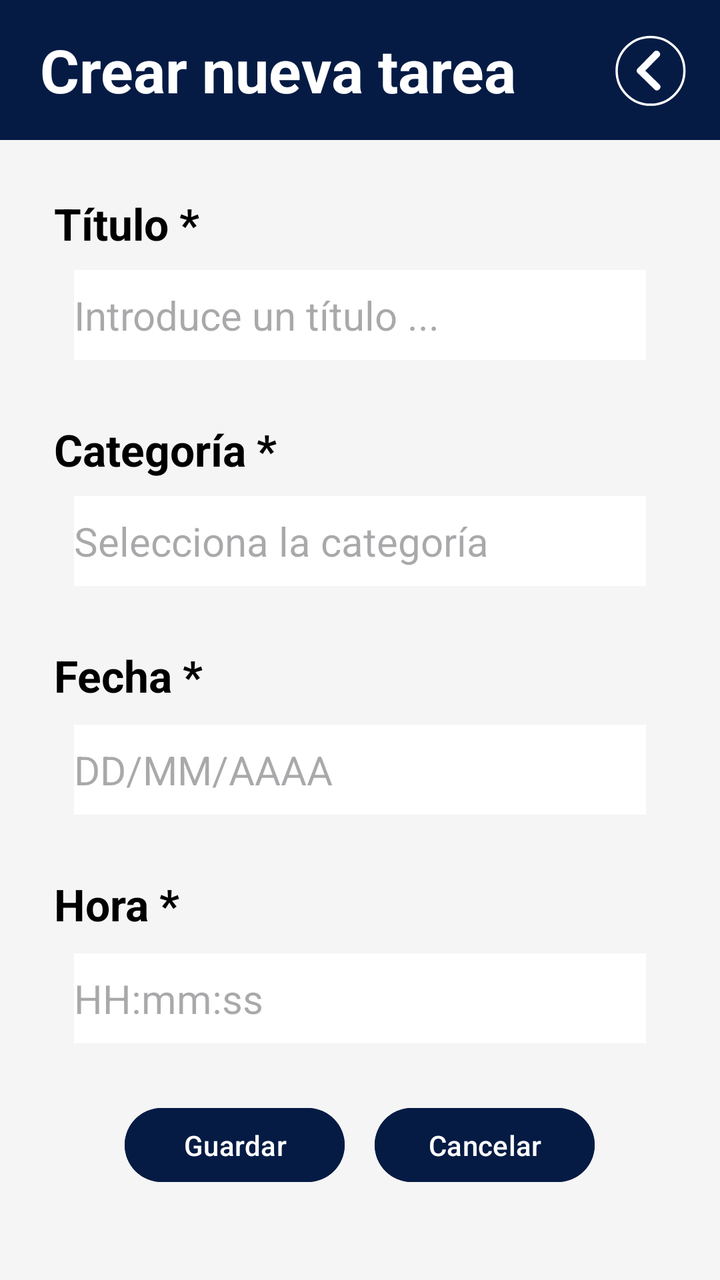
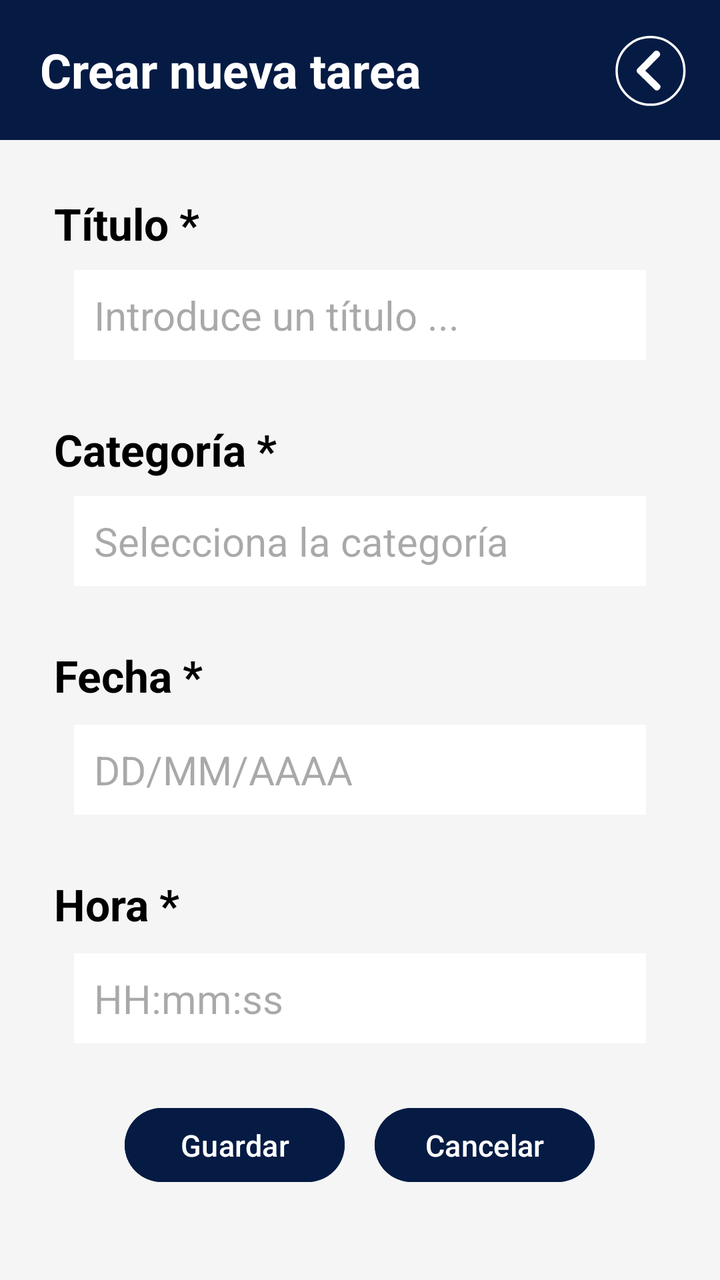

Compare the two renders of this Android layout. The source of the first and the diff that turns it into the second are given below.
<!-- AndroidManifest.xml: application theme Theme.ToDoAgenda -->
<!-- res/layout/second_activity.xml -->
<?xml version="1.0" encoding="utf-8"?>
<androidx.constraintlayout.widget.ConstraintLayout xmlns:android="http://schemas.android.com/apk/res/android"
    xmlns:app="http://schemas.android.com/apk/res-auto"
    xmlns:tools="http://schemas.android.com/tools"
    android:id="@+id/contenedor_principal"
    android:layout_width="match_parent"
    android:layout_height="match_parent"
    android:background="@color/light_grey"
    tools:context=".MainActivity">

    <LinearLayout
        android:id="@+id/lyt_encabezado"
        android:layout_width="0dp"
        android:layout_height="70dp"
        android:background="@color/navy_blue"
        android:gravity="center_vertical"
        android:orientation="horizontal"
        android:padding="5dp"
        app:layout_constraintEnd_toEndOf="parent"
        app:layout_constraintStart_toStartOf="parent"
        app:layout_constraintTop_toTopOf="parent">

        <TextView
            android:id="@+id/txt_titulo_formulario"
            android:layout_width="0dp"
            android:layout_height="wrap_content"
            android:layout_gravity="center"
            android:layout_marginStart="15dp"
            android:layout_weight="1"
            android:text="@string/txt_titulo"
            android:textColor="@color/white"
            android:textSize="30sp"
            android:textStyle="bold" />

        <Button
            android:id="@+id/btn_volver"
            android:layout_width="60dp"
            android:layout_height="60dp"
            android:layout_marginStart="12dp"
            android:background="@color/transparent"
            app:icon="@drawable/ic_salir"
            app:iconGravity="textStart"
            app:iconPadding="0dp"
            app:iconSize="40dp" />

    </LinearLayout>

    <LinearLayout
        android:id="@+id/lyt_formulario"
        android:layout_width="0dp"
        android:layout_height="wrap_content"
        android:background="@color/light_grey"
        android:orientation="vertical"
        android:padding="12dp"
        app:layout_constraintEnd_toEndOf="parent"
        app:layout_constraintStart_toStartOf="parent"
        app:layout_constraintTop_toBottomOf="@+id/lyt_encabezado">

        <TextView
            android:id="@+id/txt_titulo"
            android:layout_width="match_parent"
            android:layout_height="28dp"
            android:layout_marginStart="15dp"
            android:layout_marginTop="15dp"
            android:layout_marginEnd="15dp"
            android:layout_marginBottom="10dp"
            android:text="@string/txt_titulo_tarea"
            android:textColor="@color/black"
            android:textSize="22sp"
            android:textStyle="bold" />

        <EditText
            android:id="@+id/etxt_titulo"
            android:layout_width="match_parent"
            android:layout_height="45dp"
            android:layout_marginStart="25dp"
            android:layout_marginEnd="25dp"
            android:layout_marginBottom="15dp"
            android:background="@color/white"
            android:hint="@string/etxt_titulo"
            android:textSize="20sp" />

        <TextView
            android:id="@+id/txt_categoria"
            android:layout_width="match_parent"
            android:layout_height="28dp"
            android:layout_marginStart="15dp"
            android:layout_marginTop="15dp"
            android:layout_marginEnd="15dp"
            android:layout_marginBottom="10dp"
            android:text="@string/txt_categoria"
            android:textColor="@color/black"
            android:textSize="22sp"
            android:textStyle="bold" />

        <EditText
            android:id="@+id/etxt_categoria"
            android:layout_width="match_parent"
            android:layout_height="45dp"
            android:layout_marginStart="25dp"
            android:layout_marginEnd="25dp"
            android:layout_marginBottom="15dp"
            android:background="@color/white"
            android:hint="Selecciona la categoría"
            android:textSize="20sp"
            android:inputType="none"
            android:focusable="false"/>


        <TextView
            android:id="@+id/txt_fecha"
            android:layout_width="match_parent"
            android:layout_height="wrap_content"
            android:layout_marginStart="15dp"
            android:layout_marginTop="15dp"
            android:layout_marginEnd="15dp"
            android:layout_marginBottom="10dp"
            android:text="@string/txt_tit_fecha"
            android:textColor="@color/black"
            android:textSize="22sp"
            android:textStyle="bold" />

        <EditText
            android:id="@+id/etxt_fecha"
            android:layout_width="match_parent"
            android:layout_height="45dp"
            android:layout_marginStart="25dp"
            android:layout_marginEnd="25dp"
            android:layout_marginBottom="15dp"
            android:background="@color/white"
            android:hint="@string/etxt_fecha"
            android:textSize="20sp"
            android:inputType="none"
            android:focusable="false" />


        <TextView
            android:id="@+id/txt_hora"
            android:layout_width="match_parent"
            android:layout_height="wrap_content"
            android:layout_marginStart="15dp"
            android:layout_marginTop="15dp"
            android:layout_marginEnd="15dp"
            android:layout_marginBottom="10dp"
            android:text="@string/txt_titulo_hora"
            android:textColor="@color/black"
            android:textSize="22sp"
            android:textStyle="bold" />

        <EditText
            android:id="@+id/etxt_hora"
            android:layout_width="match_parent"
            android:layout_height="45dp"
            android:layout_marginStart="25dp"
            android:layout_marginEnd="25dp"
            android:background="@color/white"
            android:hint="@string/etxt_hora"
            android:textSize="20sp"
            android:inputType="none"
            android:focusable="false" />


    </LinearLayout>

    <LinearLayout
        android:layout_width="match_parent"
        android:layout_height="wrap_content"
        android:layout_marginBottom="45dp"
        android:gravity="center"
        app:layout_constraintBottom_toBottomOf="parent"
        app:layout_constraintEnd_toEndOf="parent" >

    <Button
        android:id="@+id/btn_guardar"
        android:layout_width="110dp"
        android:layout_height="45dp"
        android:layout_marginEnd="15dp"
        android:backgroundTint="@color/navy_blue"
        android:text="@string/txt_guardar"
        android:textColor="@color/white" />

    <Button
        android:id="@+id/btn_cancelar"
        android:layout_width="110dp"
        android:layout_height="45dp"
        android:backgroundTint="@color/navy_blue"
        android:text="@string/txt_btn_cancelar"
        android:textColor="@color/white" />
    </LinearLayout>

</androidx.constraintlayout.widget.ConstraintLayout>
<!-- resources referenced by this layout -->
<resources>
  <color name="black">#000000</color>
  <color name="light_grey">#F5F5F5</color>
  <color name="navy_blue">#051B44</color>
  <color name="transparent">#00000000</color>
  <color name="white">#FFFFFF</color>
  <!-- drawable ic_salir (drawable) -->
  <vector xmlns:android="http://schemas.android.com/apk/res/android"
      android:width="512dp"
      android:height="512dp"
      android:viewportWidth="512"
      android:viewportHeight="512">
    <path
        android:pathData="M259.44,261.22m-216.78,0a216.78,216.78 0,1 1,433.57 0a216.78,216.78 0,1 1,-433.57 0"
        android:strokeWidth="15"
        android:fillColor="#00000000"
        android:strokeColor="#ffffff"
        android:strokeLineCap="round"/>
    <path
        android:pathData="M176.96,246.63L283.49,137.66A19.75,19.75 89.35,0 1,311.41 137.34L315.08,140.93A19.75,19.75 89.35,0 1,315.4 168.85L208.87,277.83A19.75,19.75 89.35,0 1,180.94 278.14L177.27,274.55A19.75,19.75 89.35,0 1,176.96 246.63z"
        android:strokeWidth="2.99"
        android:fillColor="#ffffff"
        android:strokeColor="#00000000"
        android:strokeLineCap="round"/>
    <path
        android:pathData="M208.37,243.14L317.34,349.68A19.75,19.75 89.35,0 1,317.66 377.6L314.07,381.27A19.75,19.75 89.35,0 1,286.15 381.59L177.18,275.05A19.75,19.75 89.35,0 1,176.86 247.13L180.45,243.46A19.75,19.75 89.35,0 1,208.37 243.14z"
        android:strokeWidth="2.99"
        android:fillColor="#ffffff"
        android:strokeColor="#00000000"
        android:strokeLineCap="round"/>
  </vector>
  <string name="etxt_fecha">DD/MM/AAAA</string>
  <string name="etxt_hora">HH:mm:ss</string>
  <string name="etxt_titulo">Introduce un título ...</string>
  <string name="txt_btn_cancelar">Cancelar</string>
  <string name="txt_categoria">Categoría *</string>
  <string name="txt_guardar">Guardar</string>
  <string name="txt_tit_fecha">Fecha *</string>
  <string name="txt_titulo">Crear nueva tarea</string>
  <string name="txt_titulo_hora">Hora *</string>
  <string name="txt_titulo_tarea">Título *</string>
  <style name="Theme.ToDoAgenda" parent="Base.Theme.ToDoAgenda" />
  <style name="Base.Theme.ToDoAgenda" parent="Theme.Material3.DayNight.NoActionBar">
          
          
      </style>
</resources>

<!-- the commit's change to res/layout/second_activity.xml (unified diff, before → after) -->
@@ -29,7 +29,7 @@
             android:layout_weight="1"
             android:text="@string/txt_titulo"
             android:textColor="@color/white"
-            android:textSize="30sp"
+            android:textSize="24sp"
             android:textStyle="bold" />
 
         <Button
@@ -76,6 +76,7 @@
             android:layout_marginStart="25dp"
             android:layout_marginEnd="25dp"
             android:layout_marginBottom="15dp"
+            android:paddingStart="10dp"
             android:background="@color/white"
             android:hint="@string/etxt_titulo"
             android:textSize="20sp" />
@@ -100,12 +101,12 @@
             android:layout_marginStart="25dp"
             android:layout_marginEnd="25dp"
             android:layout_marginBottom="15dp"
+            android:paddingStart="10dp"
             android:background="@color/white"
             android:hint="Selecciona la categoría"
             android:textSize="20sp"
             android:inputType="none"
             android:focusable="false"/>
-
 
         <TextView
             android:id="@+id/txt_fecha"
@@ -127,12 +128,12 @@
             android:layout_marginStart="25dp"
             android:layout_marginEnd="25dp"
             android:layout_marginBottom="15dp"
+            android:paddingStart="10dp"
             android:background="@color/white"
             android:hint="@string/etxt_fecha"
             android:textSize="20sp"
             android:inputType="none"
             android:focusable="false" />
-
 
         <TextView
             android:id="@+id/txt_hora"
@@ -153,12 +154,12 @@
             android:layout_height="45dp"
             android:layout_marginStart="25dp"
             android:layout_marginEnd="25dp"
+            android:paddingStart="10dp"
             android:background="@color/white"
             android:hint="@string/etxt_hora"
             android:textSize="20sp"
             android:inputType="none"
             android:focusable="false" />
-
 
     </LinearLayout>
 
@@ -177,6 +178,7 @@
         android:layout_marginEnd="15dp"
         android:backgroundTint="@color/navy_blue"
         android:text="@string/txt_guardar"
+        android:textSize="15sp"
         android:textColor="@color/white" />
 
     <Button
@@ -185,6 +187,7 @@
         android:layout_height="45dp"
         android:backgroundTint="@color/navy_blue"
         android:text="@string/txt_btn_cancelar"
+        android:textSize="15sp"
         android:textColor="@color/white" />
     </LinearLayout>
 
